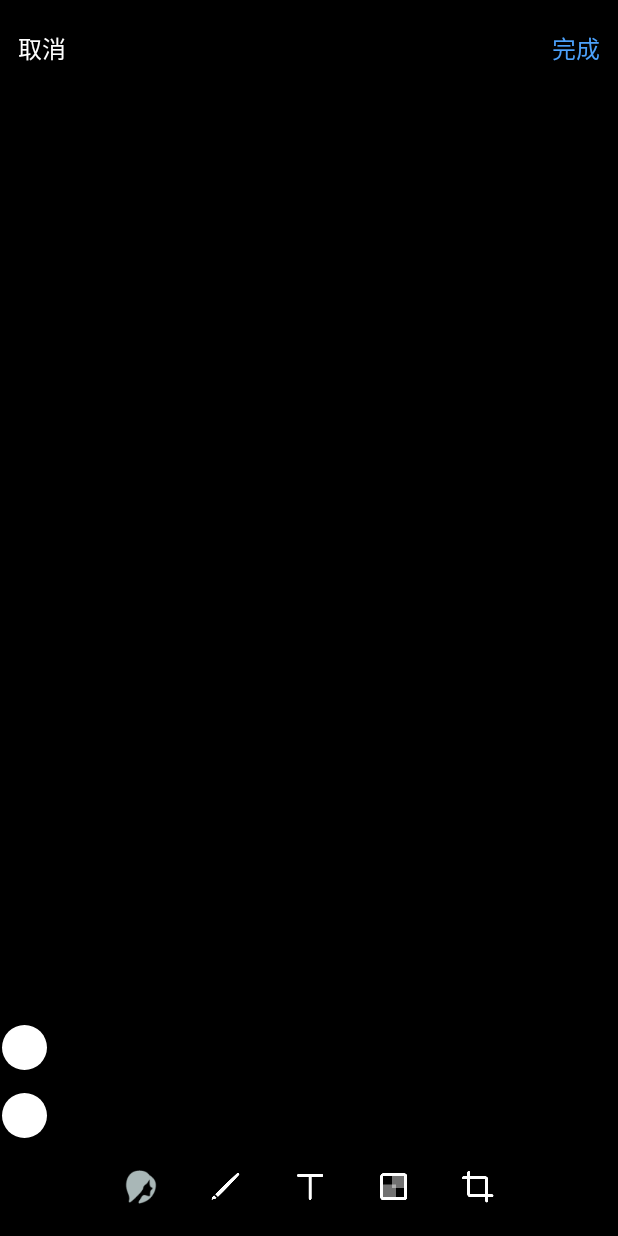
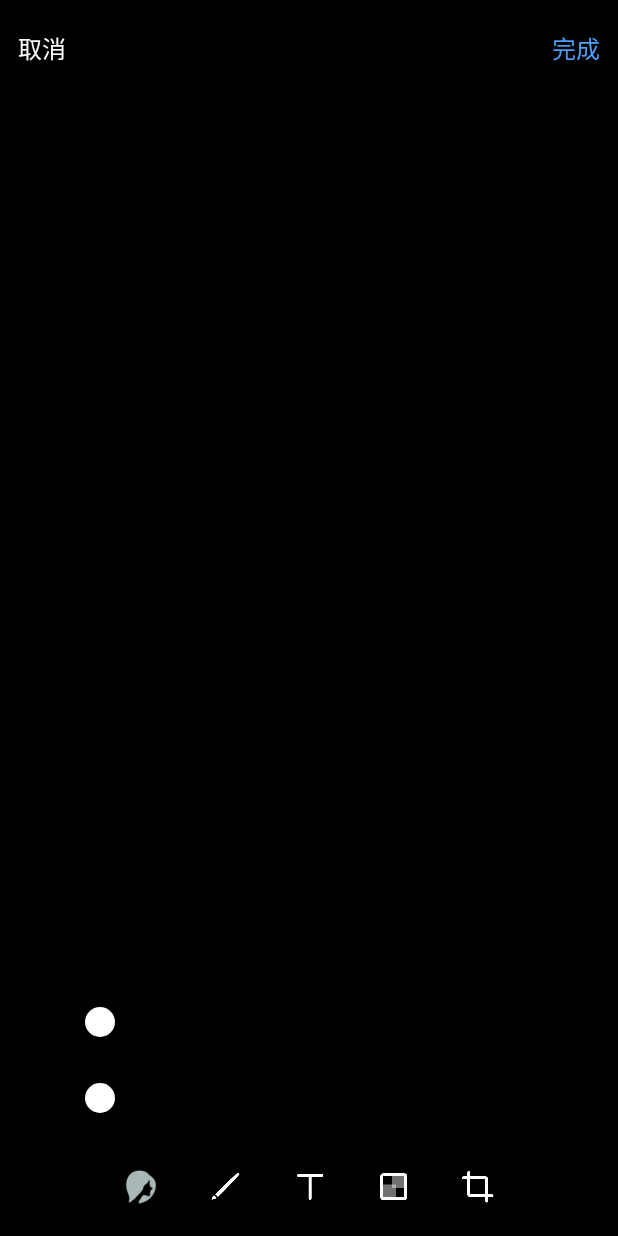
Before and after one commit to TanZhH/HuiImagicCamera, an Android app: the layout image_edit_activity.xml on its own in the app's theme, with its tools: preview values and no code run, on a phone screen of 412 x 824 dp. Run offline under Robolectric (Android 15) with nearby library versions, the phone set to English and light mode, and no system bars.

Commit message:
修改了图片编辑磨皮和美白的逻辑错误

```diff
--- a/app/src/main/java/com/audition/huiimagiccamera/MainActivity.java
+++ b/app/src/main/java/com/audition/huiimagiccamera/MainActivity.java
@@ -353,7 +353,7 @@ public class MainActivity extends BaseActivity implements View.OnClickListener,
             popupWindow.setOutsideTouchable(true);
         }
         mSeekBar.setSecondaryProgress(100);
-        popupWindow.showAtLocation(findViewById(R.id.rl_parents), 0, -100, Gravity.CENTER);
+        popupWindow.showAtLocation(findViewById(R.id.rl_parents), 0, -80, Gravity.CENTER);
     }
 
     @Override
--- a/image/src/main/java/me/kareluo/imaging/IMGEditActivity.java
+++ b/image/src/main/java/me/kareluo/imaging/IMGEditActivity.java
@@ -110,6 +110,7 @@ public class IMGEditActivity extends IMGEditBaseActivity {
     @Override
     public void onModeClick(IMGMode mode) {
         findViewById(R.id.ll_sb2).setVisibility(View.GONE);
+        findViewById(R.id.ll_beautiful).setVisibility(View.GONE);
         IMGMode cm = mImgView.getMode();
         if (cm == mode) {
             mode = IMGMode.NONE;
@@ -211,9 +212,11 @@ public class IMGEditActivity extends IMGEditBaseActivity {
             updateModeUI();
             ((RadioGroup)findViewById(R.id.rg_modes)).check(R.id.beautiful);
             findViewById(R.id.ll_sb2).setVisibility(View.VISIBLE);
+            findViewById(R.id.ll_beautiful).setVisibility(View.VISIBLE);
             isShow = true;
         }else {
             findViewById(R.id.ll_sb2).setVisibility(View.GONE);
+            findViewById(R.id.ll_beautiful).setVisibility(View.GONE);
             isShow = false;
         }
     }
--- a/image/src/main/res/drawable/image_seekbar_thumb.xml
+++ b/image/src/main/res/drawable/image_seekbar_thumb.xml
@@ -4,7 +4,7 @@
     <item android:state_pressed="true">
         <shape android:shape="oval">
             <solid android:color="@android:color/white"/>
-            <size android:height="30dp" android:width="30dp"/>
+            <size android:height="20dp" android:width="20dp"/>
         </shape>
     </item>
 
@@ -12,7 +12,7 @@
     <item android:state_focused="true">
         <shape android:shape="oval">
             <solid android:color="@android:color/white"/>
-            <size android:height="30dp" android:width="30dp"/>
+            <size android:height="20dp" android:width="20dp"/>
         </shape>
     </item>
 
@@ -20,7 +20,7 @@
     <item>
         <shape android:shape="oval">
             <solid android:color="@android:color/white"/>
-            <size android:height="30dp" android:width="30dp"/>
+            <size android:height="20dp" android:width="20dp"/>
         </shape>
     </item>
 </selector>
--- a/image/src/main/res/layout/image_edit_opt_layout.xml
+++ b/image/src/main/res/layout/image_edit_opt_layout.xml
@@ -59,8 +59,8 @@
             android:id="@+id/vs_op_sub"
             android:layout_width="wrap_content"
             android:layout_height="wrap_content"
-            android:visibility="gone"
-            android:measureAllChildren="true">
+            android:measureAllChildren="true"
+            android:visibility="gone">
 
             <me.kareluo.imaging.view.IMGColorGroup
                 android:id="@+id/cg_colors"
@@ -134,28 +134,58 @@
     </LinearLayout>
 
     <LinearLayout
+        android:layout_width="match_parent"
+        android:layout_height="wrap_content"
+        android:orientation="horizontal"
+        >
+        <LinearLayout
+            android:layout_width="wrap_content"
+            android:layout_height="wrap_content"
+            android:orientation="vertical"
+            android:id="@+id/ll_beautiful"
+            android:visibility="visible">
+
+            <TextView
+                android:layout_width="wrap_content"
+                android:layout_height="wrap_content"
+                android:text="@string/tv_mopi"
+                android:textSize="25sp"
+                android:layout_marginBottom="15dp"/>
+
+            <TextView
+                android:layout_width="wrap_content"
+                android:layout_height="wrap_content"
+                android:text="@string/tv_meibai"
+                android:textSize="25sp"
+                />
+
+        </LinearLayout>
+
+        <LinearLayout
             android:id="@+id/ll_sb2"
             android:layout_width="match_parent"
             android:layout_height="wrap_content"
-        android:visibility="visible"
-        android:orientation="vertical">
+            android:orientation="vertical"
+            android:visibility="visible">
 
             <SeekBar
                 android:id="@+id/sb_mopi"
                 android:layout_width="match_parent"
                 android:layout_height="wrap_content"
+                android:layout_marginBottom="20dp"
+                android:padding="5dp"
                 android:progressDrawable="@drawable/image_seekbar_bg"
-            android:thumb="@drawable/image_seekbar_thumb"
-            android:layout_marginBottom="15dp"
-            />
+                android:thumb="@drawable/image_seekbar_thumb" />
 
             <SeekBar
                 android:id="@+id/sb_meibai"
+                android:layout_width="match_parent"
+                android:layout_height="wrap_content"
+                android:padding="5dp"
                 android:progressDrawable="@drawable/image_seekbar_bg"
-            android:thumb="@drawable/image_seekbar_thumb"
-            android:layout_width="match_parent"
-            android:layout_height="wrap_content" />
+                android:thumb="@drawable/image_seekbar_thumb" />
 
+        </LinearLayout>
     </LinearLayout>
 
     <RadioGroup
@@ -172,10 +202,10 @@
             android:layout_width="25dp"
             android:layout_height="25dp"
             android:background="@mipmap/ic_camera_beauty_pressed"
+            android:button="@null"
             android:contentDescription="@string/image_beautiful"
             android:gravity="center"
             android:onClick="onClick"
-            android:button="@null"
             android:textColor="#FFF" />
 
         <Space
--- /dev/null
+++ b/image/src/main/res/values/strings.xml
@@ -0,0 +1,5 @@
+<?xml version="1.0" encoding="utf-8"?>
+<resources>
+    <string name="tv_mopi">磨皮</string>
+    <string name="tv_meibai">美白</string>
+</resources>
--- a/magicfilter/src/main/java/com/seu/magicfilter/beautify/MagicJni.java
+++ b/magicfilter/src/main/java/com/seu/magicfilter/beautify/MagicJni.java
@@ -5,9 +5,6 @@ import android.util.Log;
 
 import java.nio.ByteBuffer;
 
-/**
- * Created by why8222 on 2016/2/29.
- */
 public class MagicJni {
     static{
         System.loadLibrary("MagicBeautify");
```
Also changed, not shown: app/src/main/java/com/audition/huiimagiccamera/utils/BeautifulImp.java (+9 -5 lines), app/src/main/res/layout/popuplayout.xml (+1 -28 lines), image/src/main/java/me/kareluo/imaging/IMGEditBaseActivity.java (+28 -4 lines), image/src/main/java/me/kareluo/imaging/myinterface/BeautifulInterface.java (+5 -2 lines), magicfilter/src/main/java/com/seu/magicfilter/filter/advanced/MagicSkinWhitenFilter.java (+26 -2 lines), magicfilter/src/main/java/com/seu/magicfilter/present/Present.java (+11 -11 lines), 2 other files. Lines whose indentation alone changed are shown as unchanged.
